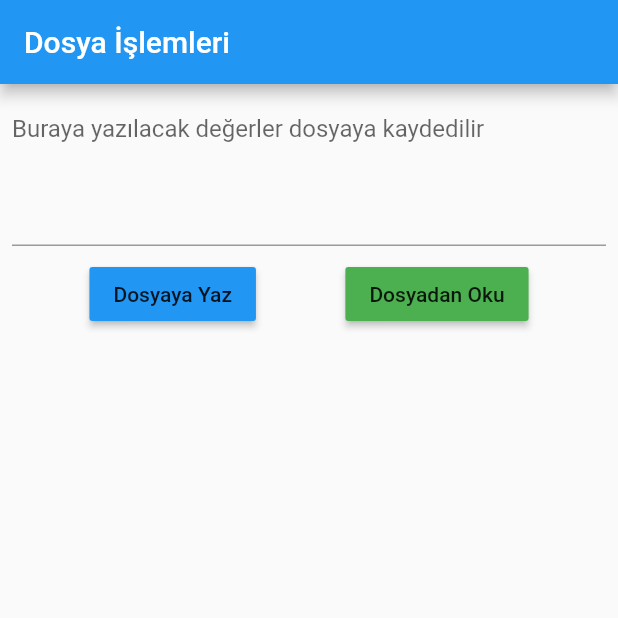
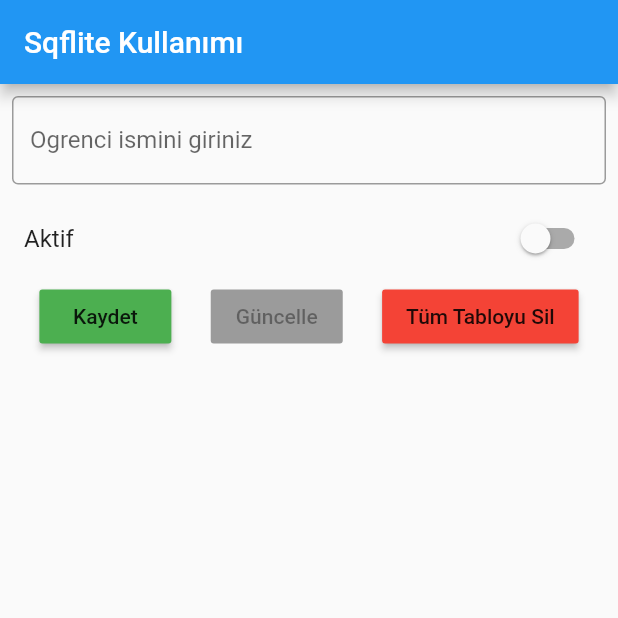
Before and after one commit to ibrahimuzul/flutter_storage_dersleri, a Flutter app: the screen it shows after launch, on a phone screen of 412 x 824 dp, the top half of it. Run offline on Flutter 3.47's test engine with Material 2 defaults, Android fonts, the phone set to English and light mode, and no system bars; our stand-ins replace shared_preferences, sqflite; accounts and stored records are empty.

Commit message:
129/130/131/132/133/134 Sqflite nedir ve Model Sınıfının Oluşturulması Database Helper Sınıfı ve Singleton ile DB Olusturma Insert Update Delete ve Query Metodları Arayüzün Genel Olarak Oluşturulması ve Ogrencilerin Listelenmesi Crud islemlerini Ayayuzde uygulayalim Ozet ve Kucuk Hataların Giderilmesi

```diff
--- a/lib/main.dart
+++ b/lib/main.dart
@@ -1,5 +1,6 @@
 import 'package:flutter/material.dart';
 import 'package:flutter_storage_dersleri/dosya_islemleri.dart';
+import 'package:flutter_storage_dersleri/sqlflite_islemleri.dart';
 
 import 'shared_pref_kullanimi.dart';
 
@@ -17,7 +18,8 @@ class MyApp extends StatelessWidget {
         primarySwatch: Colors.blue,
       ),
       //home: SharedPrefKullanimi(),
-      home: DosyaIslemleri(),
+      //home: DosyaIslemleri(),
+      home: SqfliteIslemleri(),
     );
   }
 }
--- /dev/null
+++ b/lib/model/ogrenci.dart
@@ -0,0 +1,48 @@
+class Ogrenci{
+
+  int _id;
+  String _isim;
+  int _aktif;
+
+  int get id => _id;
+
+  set id(int value) {
+    _id = value;
+  }
+
+  String get isim => _isim;
+
+  int get aktif => _aktif;
+
+  set aktif(int value) {
+    _aktif = value;
+  }
+
+  set isim(String value) {
+    _isim = value;
+  }
+
+  Ogrenci(this._isim, this._aktif);
+  Ogrenci.withID(this._id, this._isim, this._aktif);
+
+  Map<String, dynamic> dbyeYazmakIcinMapeDonustur(){
+    var map=Map<String, dynamic>();
+    map['id'] = _id;
+    map['isim'] = _isim;
+    map['aktif'] = _aktif;
+    return map;
+  }
+
+  Ogrenci.dbdenOkudugunMapiObjeyeDOnustur(Map<String, dynamic> map){
+    this._id = map['id'];
+    this._isim = map['isim'];
+    this._aktif = map['aktif'];
+  }
+
+  @override
+  String toString() {
+    return 'Ogrenci{_id: $_id, _isim: $_isim, _aktif: $_aktif}';
+  }
+
+
+}
--- /dev/null
+++ b/lib/sqlflite_islemleri.dart
@@ -0,0 +1,197 @@
+import 'package:flutter/material.dart';
+import 'model/ogrenci.dart';
+import 'utils/database_helper.dart';
+
+class SqfliteIslemleri extends StatefulWidget {
+  @override
+  _SqfliteIslemleriState createState() => _SqfliteIslemleriState();
+}
+
+class _SqfliteIslemleriState extends State<SqfliteIslemleri> {
+  DatabaseHelper _databaseHelper;
+  List<Ogrenci> tumOgrencilerListesi;
+  bool aktiflik=false;
+  var _controller = TextEditingController();
+  var _formKey = GlobalKey<FormState>();
+  var _scaffoldKey = GlobalKey<ScaffoldState>();
+  int tiklanilanOgrenciIndeksi;
+  int tiklanilanOgrenciIDsi;
+
+
+  @override
+  void initState() {
+    // TODO: implement initState
+    super.initState();
+    tumOgrencilerListesi = List<Ogrenci>();
+    _databaseHelper = DatabaseHelper();
+    _databaseHelper.tumOgrenciler().then((tumOgrencileriTutanMapListesi){
+      debugPrint("then");
+      for(Map okunanOgrenciMapi in tumOgrencileriTutanMapListesi){
+        tumOgrencilerListesi.add(Ogrenci.dbdenOkudugunMapiObjeyeDOnustur(okunanOgrenciMapi));
+      }
+      setState(() {
+
+      });
+    }).catchError((hata)=>print("hata:"+hata));
+    debugPrint("then 2");
+  }
+
+  @override
+  Widget build(BuildContext context) {
+
+    return Scaffold(
+      key : _scaffoldKey,
+      appBar: AppBar(title: Text("Sqflite Kullanımı"),),
+      body: Container(
+        child: Column(
+          children: <Widget>[
+            Form(
+              key: _formKey,
+              child: Column(
+                children: <Widget>[
+                  Padding(
+                    padding: const EdgeInsets.all(8.0),
+                    child: TextFormField(
+                      autofocus: false,
+                      controller: _controller,
+                      validator: (kontrolEdilecekIsimDegeri){
+                        if(kontrolEdilecekIsimDegeri.length < 3){
+                          return "en az 3 karakter olmalı";
+                        }else return null;
+                      },
+                      decoration: InputDecoration(
+                        labelText: "Ogrenci ismini giriniz",
+                        border: OutlineInputBorder(),
+                      ),
+
+                    ),
+                  ),
+                  SwitchListTile(
+                    title: Text("Aktif"),
+                    value: aktiflik,
+                    onChanged: (aktifMi){
+                      setState(() {
+                        aktiflik=aktifMi;
+                      });
+                    },
+                  )
+                ],
+              ),
+            ),
+            Row(
+              mainAxisAlignment: MainAxisAlignment.spaceEvenly,
+              children: <Widget>[
+                RaisedButton(child: Text("Kaydet"), color: Colors.green, onPressed: (){
+
+                  if(_formKey.currentState.validate()){
+                    _ogrenciEkle(Ogrenci(_controller.text, aktiflik == true ? 1 : 0));
+
+                  }
+
+
+                },),
+                RaisedButton(child: Text("Güncelle"), color: Colors.yellow,
+                  onPressed:tiklanilanOgrenciIDsi == null ? null : (){
+                    if(_formKey.currentState.validate()){
+                      _ogrenciGuncelle(Ogrenci.withID(tiklanilanOgrenciIDsi, _controller.text, aktiflik == true ? 1 : 0));
+                    }
+
+                  },),
+                RaisedButton(child: Text("Tüm Tabloyu Sil"), color: Colors.red, onPressed: (){
+                  _tumTabloyuTemizle();
+                },),
+              ],
+            ),
+            Expanded(
+              child: ListView.builder(itemCount: tumOgrencilerListesi.length,
+                  itemBuilder: (context, index){
+                    print("şu liteye atanacak"+tumOgrencilerListesi[index].toString());
+                    return Card(
+                      color: tumOgrencilerListesi[index].aktif == 1 ? Colors.green.shade200 : Colors.red.shade200,
+                      child: ListTile(
+                        onTap: (){
+                          setState(() {
+                            _controller.text = tumOgrencilerListesi[index].isim;
+                            aktiflik = tumOgrencilerListesi[index].aktif == 1 ? true : false;
+                            tiklanilanOgrenciIndeksi = index;
+                            tiklanilanOgrenciIDsi = tumOgrencilerListesi[index].id;
+                          });
+                        },
+                        title:Text(tumOgrencilerListesi[index].isim),
+                        subtitle: Text(tumOgrencilerListesi[index].id.toString()),
+                        trailing: GestureDetector(
+                          onTap: (){
+                            _ogrenciSil(tumOgrencilerListesi[index].id, index);
+                          },
+                          child: Icon(Icons.delete),
+                        ),
+                      ),
+                    );
+                  }),
+            )
+          ],
+        ),
+      ),
+    );
+  }
+
+  void _ogrenciEkle(Ogrenci ogrenci) async{
+    var eklenenYeniOgrencininIDsi = await _databaseHelper.ogrenciEkle(ogrenci);
+    ogrenci.id = eklenenYeniOgrencininIDsi;
+    if(eklenenYeniOgrencininIDsi>0){
+      setState(() {
+        tumOgrencilerListesi.insert(0, ogrenci);
+      });
+    }
+  }
+
+  void _tumTabloyuTemizle() async{
+    var silinenElemanSayisi = await _databaseHelper.tumOgrenciTablosunuSil();
+    if(silinenElemanSayisi>0){
+      _scaffoldKey.currentState.showSnackBar(SnackBar(
+        duration: Duration(seconds: 2),
+        content: Text(silinenElemanSayisi.toString()+" kayıt silindi"),
+      ));
+      setState(() {
+        tumOgrencilerListesi.clear();
+      });
+    }
+    tiklanilanOgrenciIDsi = null;
+  }
+
+  void _ogrenciSil(int dbdenSilmeyeYarayacakID, int listedenSilmeyeYarayacakIndex) async{
+
+    var sonuc = await _databaseHelper.ogrenciSil(dbdenSilmeyeYarayacakID);
+    if(sonuc==1){
+      _scaffoldKey.currentState.showSnackBar(SnackBar(
+        duration: Duration(seconds: 2),
+        content: Text(" kayıt silindi"),
+      ));
+
+      setState(() {
+        tumOgrencilerListesi.removeAt(listedenSilmeyeYarayacakIndex);
+      });
+    }else{
+      _scaffoldKey.currentState.showSnackBar(SnackBar(
+        duration: Duration(seconds: 2),
+        content: Text("Silerken hata cıktı"),
+      ));
+    }
+    tiklanilanOgrenciIDsi = null;
+  }
+
+  void _ogrenciGuncelle(Ogrenci ogrenci) async{
+    print(ogrenci.toString());
+    var sonuc = await _databaseHelper.ogrenciGuncelle(ogrenci);
+    if(sonuc==1){
+      _scaffoldKey.currentState.showSnackBar(SnackBar(
+        duration: Duration(seconds: 2),
+        content: Text(" kayıt güncellendi"),
+      ));
+
+      setState(() {
+        tumOgrencilerListesi[tiklanilanOgrenciIndeksi] = ogrenci;
+      });
+    }
+  }
+}
--- /dev/null
+++ b/lib/utils/database_helper.dart
@@ -0,0 +1,91 @@
+import 'dart:async';
+import 'dart:io';
+
+import '../model/ogrenci.dart';
+import 'package:path_provider/path_provider.dart';
+import 'package:sqflite/sqflite.dart';
+import 'package:path/path.dart';
+
+class DatabaseHelper{
+
+  static DatabaseHelper _databaseHelper;
+  static Database _database;
+
+  String _ogrenciTablo = "ogrenci";
+  String _columnID = "id";
+  String _columnIsim = "isim";
+  String _columnAktif = "aktif";
+
+  factory DatabaseHelper(){
+    if(_databaseHelper == null){
+      _databaseHelper= DatabaseHelper._internal();
+      print("DBHelper nulldi oluşturuldu");
+      return _databaseHelper;
+    }else{
+      print("DBHelper null değildi var olan kullanılacak");
+      return _databaseHelper;
+    }
+  }
+
+  DatabaseHelper._internal();
+
+  Future<Database> _getDatabase() async{
+    if(_database == null){
+      print("DB nulldi oluşturulacak");
+      _database = await _initializeDatabase();
+
+      return _database;
+    }else{
+      print("DB null değildi var olan kullanılacak");
+      return _database;
+    }
+  }
+
+  _initializeDatabase() async{
+    Directory klasor = await getApplicationDocumentsDirectory(); //"c://users/emre/ogrenci.db"
+    String dbPath = join(klasor.path, "ogrenci.db");
+    print("DB Pathi:"+dbPath);
+    var ogrenciDB = openDatabase(dbPath, version: 1, onCreate: _createDB);
+    return ogrenciDB;
+  }
+
+
+
+  Future<void> _createDB(Database db, int version) async{
+    print("create db metotu calıstı tablo olusturulacak");
+    await db.execute("CREATE TABLE $_ogrenciTablo ($_columnID INTEGER PRIMARY KEY AUTOINCREMENT, $_columnIsim TEXT, $_columnAktif INTEGER )");
+  }
+
+  Future<int> ogrenciEkle(Ogrenci ogrenci) async{
+    var db= await _getDatabase();
+    var sonuc= await db.insert(_ogrenciTablo, ogrenci.dbyeYazmakIcinMapeDonustur(), nullColumnHack: "$_columnID");
+    print("ogrenci dbye eklendi"+sonuc.toString());
+    return sonuc;
+  }
+
+  Future<List<Map<String, dynamic>>>  tumOgrenciler() async{
+    var db= await _getDatabase();
+    var sonuc = await db.query(_ogrenciTablo, orderBy: '$_columnID DESC');
+    return sonuc;
+  }
+
+  Future<int> ogrenciGuncelle(Ogrenci ogrenci) async{
+    var db= await _getDatabase();
+    var sonuc = await db.update(_ogrenciTablo, ogrenci.dbyeYazmakIcinMapeDonustur(), where: '$_columnID = ?' ,whereArgs: [ogrenci.id]);
+    return sonuc;
+  }
+
+  Future<int> ogrenciSil(int id) async{
+    var db=await _getDatabase();
+    var sonuc = await db.delete(_ogrenciTablo, where: '$_columnID = ? ', whereArgs: [id]);
+    return sonuc;
+  }
+
+  Future<int> tumOgrenciTablosunuSil() async{
+    var db=await _getDatabase();
+    var sonuc = await db.delete(_ogrenciTablo);
+    return sonuc;
+  }
+
+
+}
--- a/pubspec.yaml
+++ b/pubspec.yaml
@@ -30,6 +30,7 @@ dependencies:
   cupertino_icons: ^0.1.3
   shared_preferences:
   path_provider:
+  sqflite:
 
 dev_dependencies:
   flutter_test:
```
Also changed, not shown: lib/shared_pref_kullanimi.dart (+56 -36 lines), pubspec.lock.
